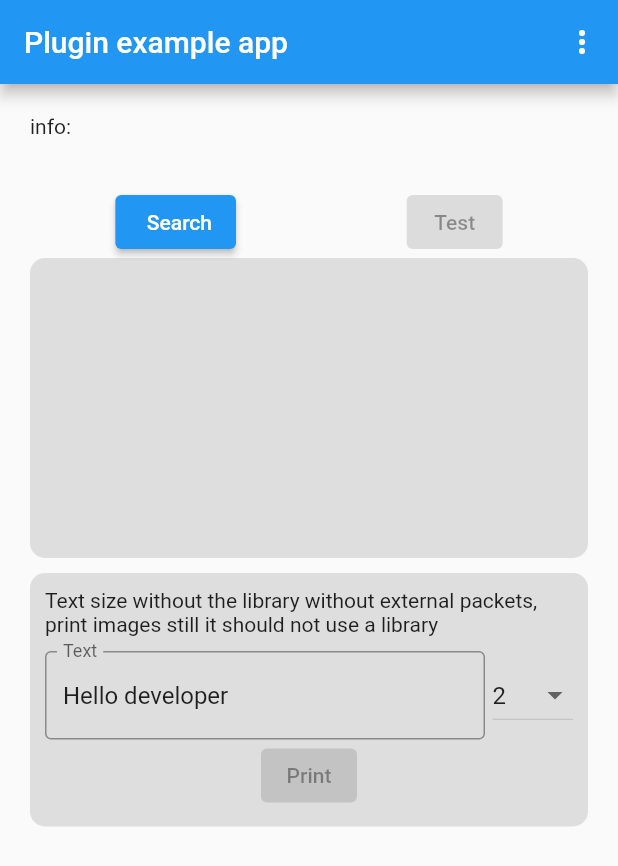
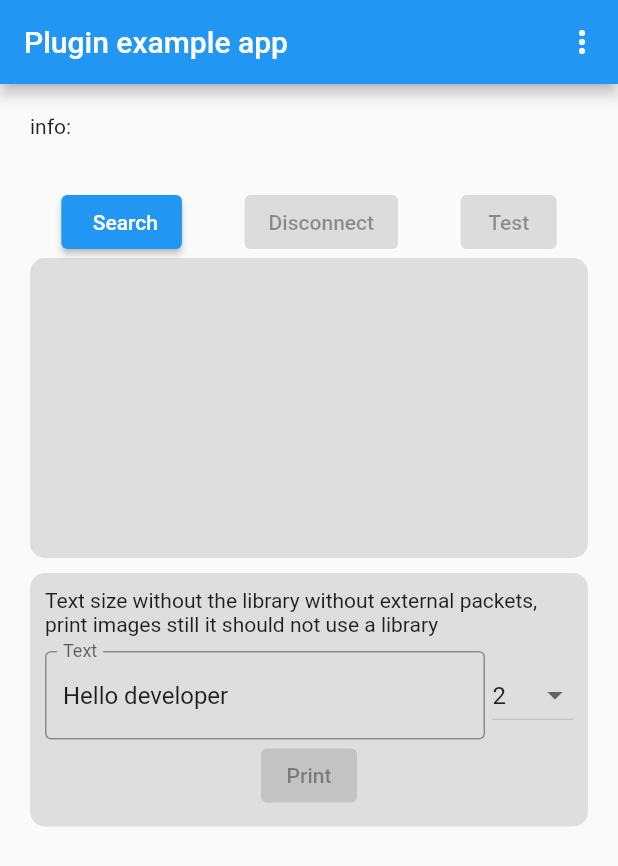
Before and after one commit to andresperezmelo/print_bluetooth_thermal, a Flutter app: the screen it shows after launch, after a tap on "Search", on a phone screen of 412 x 824 dp. Shown: the top 866 px of the screen. Run offline on Flutter 3.47's test engine with Material 2 defaults, Android fonts, the phone set to English and light mode, and no system bars; missing offline and left inert: esc_pos_utils_plus.

Commit message:
Add files via upload

```diff
--- a/example/lib/main.dart
+++ b/example/lib/main.dart
@@ -19,8 +19,8 @@ class _MyAppState extends State<MyApp> {
   String _info = "";
   String _msj = '';
   bool connected = false;
-  List items = [];
-  List<String> _options = ["test print", "state bluetooth", "connection status", "update info"];
+  List<BluetoothInfo> items = [];
+  List<String> _options = ["permission bluetooth granted", "bluetooth enabled", "connection status", "update info"];
 
   String _selectSize = "2";
   final _txtText = TextEditingController(text: "Hello developer");
@@ -45,10 +45,21 @@ class _MyAppState extends State<MyApp> {
               onCanceled: () {
                 print('You have not chossed anything');
               },
-              tooltip: 'This is tooltip',
+              tooltip: 'Menu',
               onSelected: (Object select) async {
                 String sel = select as String;
-                if (sel == "update info") {
+                print("selected: $sel");
+                if (sel == "permission bluetooth granted") {
+                  bool status = await PrintBluetoothThermal.isPermissionBluetoothGranted;
+                  setState(() {
+                    _info = "permission bluetooth granted: $status";
+                  });
+                } else if (sel == "bluetooth enabled") {
+                  bool state = await PrintBluetoothThermal.bluetoothEnabled;
+                  setState(() {
+                    _info = "Bluetooth enabled: $state";
+                  });
+                } else if (sel == "update info") {
                   initPlatformState();
                 } else if (sel == "connection status") {
                   final bool result = await PrintBluetoothThermal.connectionStatus;
@@ -100,6 +111,10 @@ class _MyAppState extends State<MyApp> {
                       ),
                     ),
                     ElevatedButton(
+                      onPressed: connected ? this.disconnect : null,
+                      child: Text("Disconnect"),
+                    ),
+                    ElevatedButton(
                       onPressed: connected ? this.printTest : null,
                       child: Text("Test"),
                     ),
@@ -116,17 +131,14 @@ class _MyAppState extends State<MyApp> {
                       itemBuilder: (context, index) {
                         return ListTile(
                           onTap: () {
-                          String select = items[index];
-                          List lista = select.split("#");
-                          //String name = lista[0];
-                          String mac = lista[1];
+                            String mac = items[index].macAdress;
                             this.connect(mac);
                           },
-                        title: Text('${items[index]}'),
+                          title: Text('Name: ${items[index].name}'),
+                          subtitle: Text("macAdress: ${items[index].macAdress}"),
                         );
                       },
-                  ),
-                ),
+                    )),
                 SizedBox(
                   height: 10,
                 ),
@@ -218,7 +230,7 @@ class _MyAppState extends State<MyApp> {
     if (!mounted) return;
 
     final bool result = await PrintBluetoothThermal.bluetoothEnabled;
-    print("bluetooth enabled: $result");
+    //print("bluetooth enabled: $result");
     if (result) {
       _msj = "Bluetooth enabled, please search and connect";
     } else {
@@ -226,18 +238,23 @@ class _MyAppState extends State<MyApp> {
     }
 
     setState(() {
-      _info = platformVersion + " ($porcentbatery% bateria)";
+      _info = platformVersion + " ($porcentbatery% battery)";
     });
   }
 
   Future<void> getBluetoots() async {
-    final List listResult = await PrintBluetoothThermal.pairedBluetooths;
-    /*await Future.forEach(listResult, (bluetooth) {
-      String item = bluetooth as String;
-      List<String> lista = item.split("#");
-      String name = lista[0];
-      String mac = lista[1];
+    final List<BluetoothInfo> listResult = await PrintBluetoothThermal.pairedBluetooths;
+
+    /*await Future.forEach(listResult, (BluetoothInfo bluetooth) {
+      String name = bluetooth.name;
+      String mac = bluetooth.macAdress;
     });*/
+
+    if (listResult.length == 0) {
+      _msj = "There are no bluetoohs linked, go to settings and link the printer";
+    } else {
+      _msj = "Touch an item in the list to connect";
+    }
 
     setState(() {
       items = listResult;
@@ -254,6 +271,14 @@ class _MyAppState extends State<MyApp> {
     setState(() {
       _connceting = false;
     });
+  }
+
+  Future<void> disconnect() async {
+    final bool status = await PrintBluetoothThermal.disconnect;
+    setState(() {
+      connected = false;
+    });
+    print("status disconnect $status");
   }
 
   Future<void> printTest() async {
```
Also changed, not shown: example/pubspec.lock, 8 other files. Lines whose indentation alone changed are shown as unchanged.
